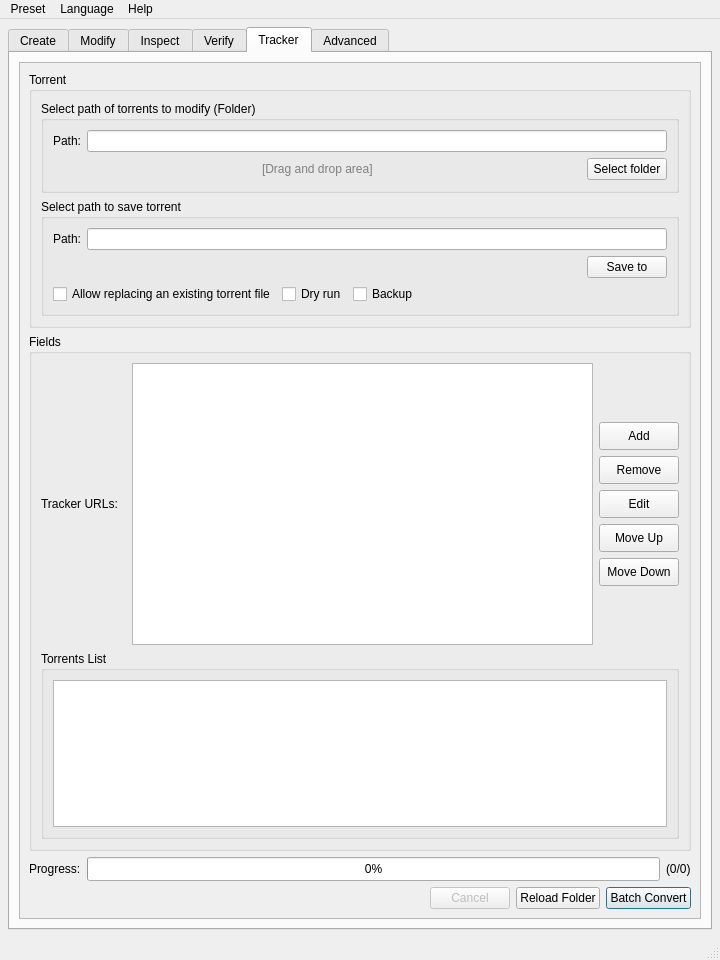
Qt form src/gui/MainWindow.ui (amefs/TorrentCraft) before a commit.
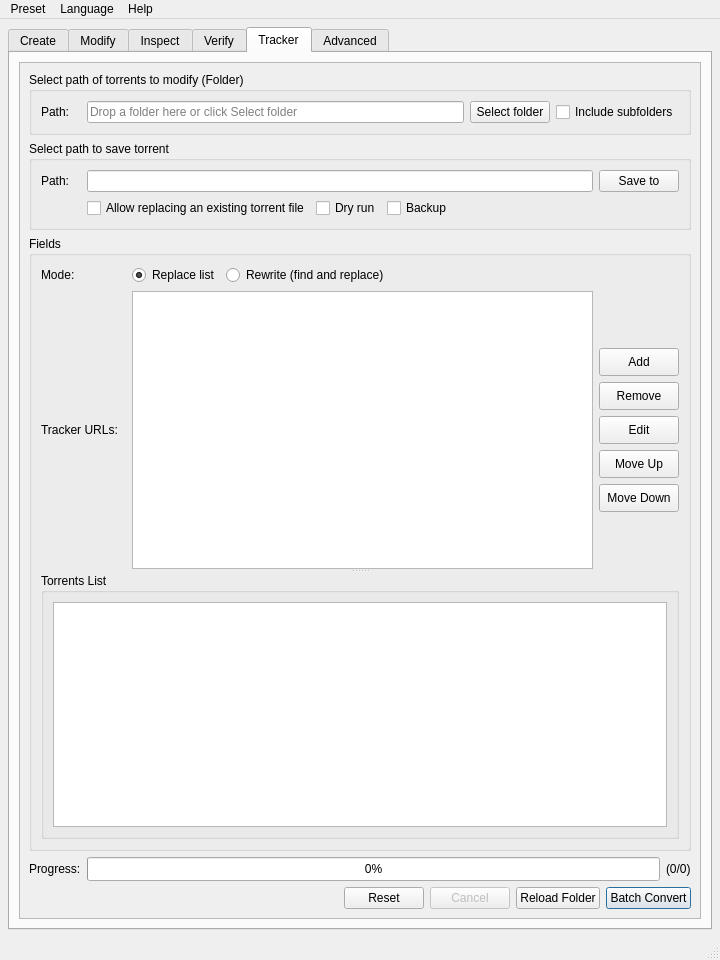
The same form after that commit. The open tabs and pages were chosen to show the change. Icons and pictures are not drawn.

Commit message: feat: port TorrentCraft 1.2.0 to GitHub (#4)

Patch:
```diff
--- a/src/gui/MainWindow.ui
+++ b/src/gui/MainWindow.ui
@@ -649,6 +649,12 @@
                 <property name="sizeHint" stdset="0"><size><width>40</width><height>20</height></size></property>
                </spacer>
               </item>
+              <item>
+               <widget class="QPushButton" name="btnCreateReset">
+                <property name="text"><string>Reset</string></property>
+                <property name="icon"><iconset resource="resources/TorrentCraft.qrc">:/torrentcraft/icons/clear.svg</iconset></property>
+               </widget>
+              </item>
               <item>
                <widget class="QPushButton" name="btnCreateCancel">
                 <property name="text"><string>Cancel</string></property>
@@ -802,7 +808,7 @@
           </widget>
          </item>
           <item><widget class="QGroupBox" name="grpModifyClear"><property name="title"><string>Clear metadata fields</string></property><layout class="QGridLayout" name="gridModifyClear"><item row="0" column="0"><widget class="QCheckBox" name="chkModifyClearComment"><property name="text"><string>Comments</string></property></widget></item><item row="0" column="1"><widget class="QCheckBox" name="chkModifyClearCreator"><property name="text"><string>Created by</string></property></widget></item><item row="0" column="2"><widget class="QCheckBox" name="chkModifyClearSource"><property name="text"><string>Source</string></property></widget></item><item row="1" column="0"><widget class="QCheckBox" name="chkModifyClearDate"><property name="text"><string>Creation date</string></property></widget></item><item row="1" column="1"><widget class="QCheckBox" name="chkModifyClearWebSeeds"><property name="text"><string>Web seeds</string></property></widget></item><item row="1" column="2"><widget class="QCheckBox" name="chkModifyClearDhtNodes"><property name="text"><string>DHT nodes</string></property></widget></item></layout></widget></item>
-         <item><layout class="QHBoxLayout" name="hboxModifyActions"><item><widget class="QCheckBox" name="chkModifyStrict"><property name="text"><string>Reject leniently loaded torrents</string></property></widget></item><item><widget class="QCheckBox" name="chkModifyDryRun"><property name="text"><string>Dry run</string></property></widget></item><item><widget class="QCheckBox" name="chkModifyBackup"><property name="text"><string>Backup</string></property><property name="toolTip"><string>Keep a backup before replacing the output.</string></property></widget></item><item><spacer name="spcModifyActions"><property name="orientation"><enum>Qt::Horizontal</enum></property><property name="sizeHint" stdset="0"><size><width>40</width><height>20</height></size></property></spacer></item><item><widget class="QPushButton" name="btnModifyPreview"><property name="text"><string>Preview changes</string></property><property name="icon"><iconset resource="resources/TorrentCraft.qrc">:/torrentcraft/icons/torrent-modify.svg</iconset></property></widget></item><item><widget class="QPushButton" name="btnModifySave"><property name="text"><string>Save torrent</string></property><property name="icon"><iconset resource="resources/TorrentCraft.qrc">:/torrentcraft/icons/save-torrent.svg</iconset></property><property name="default"><bool>true</bool></property></widget></item></layout></item>
+         <item><layout class="QHBoxLayout" name="hboxModifyActions"><item><widget class="QCheckBox" name="chkModifyStrict"><property name="text"><string>Strict</string></property><property name="toolTip"><string>Reject leniently loaded torrents</string></property></widget></item><item><widget class="QCheckBox" name="chkModifyDryRun"><property name="text"><string>Dry run</string></property></widget></item><item><widget class="QCheckBox" name="chkModifyBackup"><property name="text"><string>Backup</string></property><property name="toolTip"><string>Keep a backup before replacing the output.</string></property></widget></item><item><spacer name="spcModifyActions"><property name="orientation"><enum>Qt::Horizontal</enum></property><property name="sizeHint" stdset="0"><size><width>40</width><height>20</height></size></property></spacer></item><item><widget class="QPushButton" name="btnModifyReset"><property name="text"><string>Reset</string></property><property name="icon"><iconset resource="resources/TorrentCraft.qrc">:/torrentcraft/icons/clear.svg</iconset></property></widget></item><item><widget class="QPushButton" name="btnModifyPreview"><property name="text"><string>Preview changes</string></property><property name="icon"><iconset resource="resources/TorrentCraft.qrc">:/torrentcraft/icons/torrent-modify.svg</iconset></property></widget></item><item><widget class="QPushButton" name="btnModifySave"><property name="text"><string>Save torrent</string></property><property name="icon"><iconset resource="resources/TorrentCraft.qrc">:/torrentcraft/icons/save-torrent.svg</iconset></property><property name="default"><bool>true</bool></property></widget></item></layout></item>
         </layout></widget></widget></item>
        </layout>
       </widget>
@@ -813,7 +819,7 @@
          <item><widget class="QGroupBox" name="grpInspectInput"><property name="minimumSize"><size><width>0</width><height>92</height></size></property><property name="acceptDrops"><bool>true</bool></property><property name="title"><string>Select torrent to inspect</string></property><layout class="QVBoxLayout" name="vboxInspectInput"><item><layout class="QHBoxLayout" name="hboxInspectInputPath"><item><widget class="QLabel" name="lblInspectInputPath"><property name="text"><string>Path:</string></property></widget></item><item><widget class="QLineEdit" name="editInspectTorrentPath"><property name="accessibleName"><string>Torrent file to inspect</string></property></widget></item></layout></item><item><layout class="QHBoxLayout" name="hboxInspectInputActions"><item><spacer name="spcInspectInputLeft"><property name="orientation"><enum>Qt::Horizontal</enum></property><property name="sizeHint" stdset="0"><size><width>40</width><height>20</height></size></property></spacer></item><item><widget class="QLabel" name="lblInspectDropArea"><property name="styleSheet"><string notr="true">color: gray;</string></property><property name="text"><string>[Drag and drop area]</string></property></widget></item><item><spacer name="spcInspectInputRight"><property name="orientation"><enum>Qt::Horizontal</enum></property><property name="sizeHint" stdset="0"><size><width>40</width><height>20</height></size></property></spacer></item><item><widget class="QPushButton" name="btnInspectSelectFile"><property name="sizePolicy"><sizepolicy hsizetype="Fixed" vsizetype="Fixed"><horstretch>0</horstretch><verstretch>0</verstretch></sizepolicy></property><property name="text"><string>Select file</string></property><property name="icon"><iconset resource="resources/TorrentCraft.qrc">:/torrentcraft/icons/open-torrent.svg</iconset></property></widget></item><item><widget class="QPushButton" name="btnInspectLoad"><property name="sizePolicy"><sizepolicy hsizetype="Fixed" vsizetype="Fixed"><horstretch>0</horstretch><verstretch>0</verstretch></sizepolicy></property><property name="text"><string>Inspect</string></property><property name="icon"><iconset resource="resources/TorrentCraft.qrc">:/torrentcraft/icons/torrent-inspect.svg</iconset></property><property name="default"><bool>true</bool></property></widget></item></layout></item></layout></widget></item>
          <item><widget class="QGroupBox" name="grpInspectSummary"><property name="minimumSize"><size><width>0</width><height>220</height></size></property><property name="title"><string>Torrent summary</string></property><layout class="QGridLayout" name="gridInspectSummary"><item row="0" column="0"><widget class="QLabel" name="lblInspectName"><property name="text"><string>Name:</string></property></widget></item><item row="0" column="1"><widget class="QLabel" name="lblInspectNameValue"><property name="text"><string>Not loaded</string></property><property name="wordWrap"><bool>true</bool></property></widget></item><item row="0" column="2"><widget class="QLabel" name="lblInspectFormat"><property name="text"><string>Format:</string></property></widget></item><item row="0" column="3"><widget class="QLabel" name="lblInspectFormatValue"><property name="text"><string>Not loaded</string></property></widget></item><item row="1" column="0"><widget class="QLabel" name="lblInspectPrivate"><property name="text"><string>Private:</string></property></widget></item><item row="1" column="1"><widget class="QLabel" name="lblInspectPrivateValue"><property name="text"><string>Not loaded</string></property></widget></item><item row="1" column="2"><widget class="QLabel" name="lblInspectFileCount"><property name="text"><string>File count:</string></property></widget></item><item row="1" column="3"><widget class="QLabel" name="lblInspectFileCountValue"><property name="text"><string>Not loaded</string></property></widget></item><item row="2" column="0"><widget class="QLabel" name="lblInspectInfoHashV1"><property name="text"><string>Info hash v1:</string></property></widget></item><item row="2" column="1"><widget class="QLabel" name="lblInspectInfoHashV1Value"><property name="text"><string>Not loaded</string></property><property name="wordWrap"><bool>true</bool></property></widget></item><item row="3" column="0"><widget class="QLabel" name="lblInspectInfoHashV2"><property name="text"><string>Info hash v2:</string></property></widget></item><item row="3" column="1"><widget class="QLabel" name="lblInspectInfoHashV2Value"><property name="text"><string>Not loaded</string></property><property name="wordWrap"><bool>true</bool></property></widget></item><item row="4" column="0"><widget class="QLabel" name="lblInspectPieceLength"><property name="text"><string>Piece length:</string></property></widget></item><item row="4" column="1"><widget class="QLabel" name="lblInspectPieceLengthValue"><property name="text"><string>Not loaded</string></property></widget></item><item row="3" column="2"><widget class="QLabel" name="lblInspectPayloadBytes"><property name="text"><string>Payload bytes:</string></property></widget></item><item row="3" column="3"><widget class="QLabel" name="lblInspectPayloadBytesValue"><property name="text"><string>Not loaded</string></property></widget></item><item row="2" column="2"><widget class="QLabel" name="lblInspectCapability"><property name="text"><string>Verification capability:</string></property></widget></item><item row="2" column="3"><widget class="QLabel" name="lblInspectCapabilityValue"><property name="text"><string>Not loaded</string></property><property name="wordWrap"><bool>true</bool></property></widget></item><item row="4" column="2"><widget class="QLabel" name="lblInspectCreatedBy"><property name="text"><string>Created by:</string></property></widget></item><item row="4" column="3"><widget class="QLabel" name="lblInspectCreatedByValue"><property name="text"><string>Not loaded</string></property><property name="wordWrap"><bool>true</bool></property></widget></item></layout></widget></item>
          <item><widget class="QGroupBox" name="grpInspectViews"><property name="minimumSize"><size><width>0</width><height>340</height></size></property><property name="title"><string>Inspection views</string></property><layout class="QVBoxLayout" name="vboxInspectViews"><item><widget class="QTabWidget" name="tabInspectViews"><widget class="QWidget" name="pageInspectFileTree"><attribute name="title"><string>File Tree</string></attribute><layout class="QVBoxLayout" name="vboxInspectFileTree"><item><widget class="QTreeView" name="treeInspectFileTree"><property name="editTriggers"><set>QAbstractItemView::NoEditTriggers</set></property><property name="sortingEnabled"><bool>true</bool></property><property name="accessibleName"><string>Inspected torrent file tree</string></property></widget></item></layout></widget><widget class="QWidget" name="pageInspectTrackers"><attribute name="title"><string>Tracker List</string></attribute><layout class="QVBoxLayout" name="vboxInspectTrackers"><item><widget class="QTableView" name="tblInspectTrackers"><property name="editTriggers"><set>QAbstractItemView::NoEditTriggers</set></property><property name="selectionBehavior"><enum>QAbstractItemView::SelectRows</enum></property><property name="accessibleName"><string>Inspected tracker tiers</string></property></widget></item></layout></widget><widget class="QWidget" name="pageInspectMetadataFields"><attribute name="title"><string>Metadata Fields</string></attribute><layout class="QVBoxLayout" name="vboxInspectMetadataFields"><item><widget class="QTreeWidget" name="treeInspectMetadataFields"><property name="editTriggers"><set>QAbstractItemView::NoEditTriggers</set></property><property name="accessibleName"><string>Inspected metadata fields</string></property></widget></item></layout></widget></widget></item></layout></widget></item>
-         <item><layout class="QHBoxLayout" name="hboxInspectActions"><item><widget class="QCheckBox" name="chkInspectStrict"><property name="text"><string>Reject leniently loaded torrents</string></property></widget></item><item><spacer name="spcInspectActions"><property name="orientation"><enum>Qt::Horizontal</enum></property><property name="sizeHint" stdset="0"><size><width>40</width><height>20</height></size></property></spacer></item><item><widget class="QPushButton" name="btnInspectValidate"><property name="text"><string>Validate</string></property><property name="icon"><iconset resource="resources/TorrentCraft.qrc">:/torrentcraft/icons/torrent-validate.svg</iconset></property></widget></item></layout></item>
+         <item><layout class="QHBoxLayout" name="hboxInspectActions"><item><widget class="QCheckBox" name="chkInspectStrict"><property name="text"><string>Strict</string></property><property name="toolTip"><string>Reject leniently loaded torrents</string></property></widget></item><item><spacer name="spcInspectActions"><property name="orientation"><enum>Qt::Horizontal</enum></property><property name="sizeHint" stdset="0"><size><width>40</width><height>20</height></size></property></spacer></item><item><widget class="QPushButton" name="btnInspectReset"><property name="text"><string>Reset</string></property><property name="icon"><iconset resource="resources/TorrentCraft.qrc">:/torrentcraft/icons/clear.svg</iconset></property></widget></item><item><widget class="QPushButton" name="btnInspectValidate"><property name="text"><string>Validate</string></property><property name="icon"><iconset resource="resources/TorrentCraft.qrc">:/torrentcraft/icons/torrent-validate.svg</iconset></property></widget></item></layout></item>
          <item><widget class="QGroupBox" name="grpInspectDiagnostics"><property name="minimumSize"><size><width>0</width><height>150</height></size></property><property name="title"><string>Diagnostics and warnings</string></property><layout class="QVBoxLayout" name="vboxInspectDiagnostics"><item><widget class="QTreeWidget" name="treeInspectDiagnostics"><property name="editTriggers"><set>QAbstractItemView::NoEditTriggers</set></property><property name="accessibleName"><string>Inspection diagnostics and warnings</string></property><column><property name="text"><string>Type</string></property></column><column><property name="text"><string>Field</string></property></column><column><property name="text"><string>Message</string></property></column></widget></item></layout></widget></item>
         </layout></widget></widget></item>
        </layout>
@@ -856,12 +862,12 @@
               <property name="sizePolicy"><sizepolicy hsizetype="Preferred" vsizetype="Fixed"><horstretch>0</horstretch><verstretch>0</verstretch></sizepolicy></property>
               <property name="minimumSize"><size><width>0</width><height>92</height></size></property>
               <property name="acceptDrops"><bool>true</bool></property>
-              <property name="title"><string>Select content directory to verify</string></property>
+              <property name="title"><string>Select content to verify</string></property>
               <layout class="QVBoxLayout" name="vboxVerifyContent">
                <item>
                 <layout class="QHBoxLayout" name="hboxVerifyContentPath">
                  <item><widget class="QLabel" name="lblVerifyContentPath"><property name="text"><string>Path:</string></property></widget></item>
-                 <item><widget class="QLineEdit" name="editVerifyContentPath"><property name="accessibleName"><string>Content directory to verify</string></property></widget></item>
+                 <item><widget class="QLineEdit" name="editVerifyContentPath"><property name="accessibleName"><string>Content to verify</string></property></widget></item>
                 </layout>
                </item>
                <item>
@@ -869,6 +875,7 @@
                  <item><spacer name="spcVerifyContentLeft"><property name="orientation"><enum>Qt::Horizontal</enum></property><property name="sizeHint" stdset="0"><size><width>40</width><height>20</height></size></property></spacer></item>
                  <item><widget class="QLabel" name="lblVerifyContentDropArea"><property name="styleSheet"><string notr="true">color: gray;</string></property><property name="text"><string>[Drag and drop area]</string></property></widget></item>
                  <item><spacer name="spcVerifyContentRight"><property name="orientation"><enum>Qt::Horizontal</enum></property><property name="sizeHint" stdset="0"><size><width>40</width><height>20</height></size></property></spacer></item>
+                 <item><widget class="QPushButton" name="btnVerifySelectContentFile"><property name="sizePolicy"><sizepolicy hsizetype="Fixed" vsizetype="Fixed"><horstretch>0</horstretch><verstretch>0</verstretch></sizepolicy></property><property name="toolTip"><string>Select the single content file for a single-file torrent.</string></property><property name="text"><string>Select file</string></property><property name="icon"><iconset resource="resources/TorrentCraft.qrc">:/torrentcraft/icons/file.svg</iconset></property></widget></item>
                  <item><widget class="QPushButton" name="btnVerifySelectFolder"><property name="sizePolicy"><sizepolicy hsizetype="Fixed" vsizetype="Fixed"><horstretch>0</horstretch><verstretch>0</verstretch></sizepolicy></property><property name="text"><string>Select folder</string></property><property name="icon"><iconset resource="resources/TorrentCraft.qrc">:/torrentcraft/icons/open-folder.svg</iconset></property></widget></item>
                 </layout>
                </item>
@@ -897,6 +904,7 @@
          <item>
           <layout class="QHBoxLayout" name="hboxVerifyActions">
            <item><spacer name="spcVerifyActions"><property name="orientation"><enum>Qt::Horizontal</enum></property><property name="sizeHint" stdset="0"><size><width>40</width><height>20</height></size></property></spacer></item>
+           <item><widget class="QPushButton" name="btnVerifyReset"><property name="text"><string>Reset</string></property><property name="icon"><iconset resource="resources/TorrentCraft.qrc">:/torrentcraft/icons/clear.svg</iconset></property></widget></item>
            <item><widget class="QPushButton" name="btnVerifyCancel"><property name="text"><string>Cancel</string></property><property name="icon"><iconset resource="resources/TorrentCraft.qrc">:/torrentcraft/icons/status-cancelled.svg</iconset></property><property name="enabled"><bool>false</bool></property></widget></item>
            <item><widget class="QPushButton" name="btnVerifyStart"><property name="text"><string>Verify content</string></property><property name="icon"><iconset resource="resources/TorrentCraft.qrc">:/torrentcraft/icons/torrent-verify.svg</iconset></property><property name="default"><bool>true</bool></property></widget></item>
           </layout>
@@ -909,53 +917,27 @@
        <layout class="QVBoxLayout" name="vboxTrackerTab">
         <item><widget class="QScrollArea" name="scrollTracker"><property name="widgetResizable"><bool>true</bool></property><widget class="QWidget" name="pageTrackerScroll"><property name="geometry"><rect><x>0</x><y>0</y><width>820</width><height>900</height></rect></property><layout class="QVBoxLayout" name="vboxTracker">
          <item>
-          <widget class="QGroupBox" name="grpTrackerFile">
-           <property name="sizePolicy"><sizepolicy hsizetype="Preferred" vsizetype="Fixed"><horstretch>0</horstretch><verstretch>0</verstretch></sizepolicy></property>
-           <property name="title"><string>Torrent</string></property>
-           <layout class="QVBoxLayout" name="vboxTrackerFile">
-            <item>
              <widget class="QGroupBox" name="grpTrackerInput">
               <property name="sizePolicy"><sizepolicy hsizetype="Preferred" vsizetype="Fixed"><horstretch>0</horstretch><verstretch>0</verstretch></sizepolicy></property>
-              <property name="minimumSize"><size><width>0</width><height>92</height></size></property>
               <property name="acceptDrops"><bool>true</bool></property>
               <property name="title"><string>Select path of torrents to modify (Folder)</string></property>
-              <layout class="QVBoxLayout" name="vboxTrackerInput">
-               <item>
                 <layout class="QHBoxLayout" name="hboxTrackerInputPath">
-                 <item><widget class="QLabel" name="lblTrackerInputPath"><property name="text"><string>Path:</string></property></widget></item>
-                 <item><widget class="QLineEdit" name="editTrackerSourcePath"><property name="accessibleName"><string>Folder containing torrents to modify</string></property></widget></item>
-                </layout>
-               </item>
-               <item>
-                <layout class="QHBoxLayout" name="hboxTrackerInputButtons">
-                 <item><spacer name="spcTrackerInputLeft"><property name="orientation"><enum>Qt::Horizontal</enum></property><property name="sizeHint" stdset="0"><size><width>40</width><height>20</height></size></property></spacer></item>
-                 <item><widget class="QLabel" name="lblTrackerDropArea"><property name="styleSheet"><string notr="true">color: gray;</string></property><property name="text"><string>[Drag and drop area]</string></property></widget></item>
-                 <item><spacer name="spcTrackerInputRight"><property name="orientation"><enum>Qt::Horizontal</enum></property><property name="sizeHint" stdset="0"><size><width>40</width><height>20</height></size></property></spacer></item>
+            <item><widget class="QLabel" name="lblTrackerInputPath"><property name="minimumSize"><size><width>40</width><height>0</height></size></property><property name="text"><string>Path:</string></property></widget></item>
+            <item><widget class="QLineEdit" name="editTrackerSourcePath"><property name="accessibleName"><string>Folder containing torrents to modify</string></property><property name="placeholderText"><string>Drop a folder here or click Select folder</string></property></widget></item>
                  <item><widget class="QPushButton" name="btnTrackerSelectFolder"><property name="sizePolicy"><sizepolicy hsizetype="Fixed" vsizetype="Fixed"><horstretch>0</horstretch><verstretch>0</verstretch></sizepolicy></property><property name="text"><string>Select folder</string></property><property name="icon"><iconset resource="resources/TorrentCraft.qrc">:/torrentcraft/icons/open-folder.svg</iconset></property></widget></item>
-                </layout>
-               </item>
+            <item><widget class="QCheckBox" name="chkTrackerRecursive"><property name="text"><string>Include subfolders</string></property><property name="toolTip"><string>Also list torrents in subfolders; output folders mirror the subfolder layout</string></property></widget></item>
               </layout>
              </widget>
             </item>
             <item>
              <widget class="QGroupBox" name="grpTrackerOutput">
               <property name="sizePolicy"><sizepolicy hsizetype="Preferred" vsizetype="Fixed"><horstretch>0</horstretch><verstretch>0</verstretch></sizepolicy></property>
-              <property name="minimumSize"><size><width>0</width><height>92</height></size></property>
               <property name="title"><string>Select path to save torrent</string></property>
-              <layout class="QVBoxLayout" name="vboxTrackerOutput">
-               <item>
-                <layout class="QHBoxLayout" name="hboxTrackerOutputPath">
-                 <item><widget class="QLabel" name="lblTrackerOutputPath"><property name="text"><string>Path:</string></property></widget></item>
-                 <item><widget class="QLineEdit" name="editTrackerOutputPath"><property name="accessibleName"><string>Batch output directory for modified torrents</string></property></widget></item>
-                </layout>
-               </item>
-               <item>
-                <layout class="QHBoxLayout" name="hboxTrackerOutputButtons">
-                 <item><spacer name="spcTrackerOutputLeft"><property name="orientation"><enum>Qt::Horizontal</enum></property><property name="sizeHint" stdset="0"><size><width>40</width><height>20</height></size></property></spacer></item>
-                 <item><widget class="QPushButton" name="btnTrackerSaveTo"><property name="sizePolicy"><sizepolicy hsizetype="Fixed" vsizetype="Fixed"><horstretch>0</horstretch><verstretch>0</verstretch></sizepolicy></property><property name="text"><string>Save to</string></property><property name="icon"><iconset resource="resources/TorrentCraft.qrc">:/torrentcraft/icons/save-torrent.svg</iconset></property></widget></item>
-                </layout>
-               </item>
-               <item>
+           <layout class="QGridLayout" name="gridTrackerOutput">
+            <item row="0" column="0"><widget class="QLabel" name="lblTrackerOutputPath"><property name="minimumSize"><size><width>40</width><height>0</height></size></property><property name="text"><string>Path:</string></property></widget></item>
+            <item row="0" column="1"><widget class="QLineEdit" name="editTrackerOutputPath"><property name="accessibleName"><string>Batch output directory for modified torrents</string></property></widget></item>
+            <item row="0" column="2"><widget class="QPushButton" name="btnTrackerSaveTo"><property name="sizePolicy"><sizepolicy hsizetype="Fixed" vsizetype="Fixed"><horstretch>0</horstretch><verstretch>0</verstretch></sizepolicy></property><property name="text"><string>Save to</string></property><property name="icon"><iconset resource="resources/TorrentCraft.qrc">:/torrentcraft/icons/save-torrent.svg</iconset></property></widget></item>
+            <item row="1" column="1" colspan="2">
                 <layout class="QHBoxLayout" name="hboxTrackerOutputOverwrite">
                  <item><widget class="QCheckBox" name="chkTrackerOverwrite"><property name="text"><string>Allow replacing an existing torrent file</string></property></widget></item><item><widget class="QCheckBox" name="chkTrackerDryRun"><property name="text"><string>Dry run</string></property></widget></item><item><widget class="QCheckBox" name="chkTrackerBackup"><property name="text"><string>Backup</string></property></widget></item>
                  <item><spacer name="spcTrackerOutputOverwrite"><property name="orientation"><enum>Qt::Horizontal</enum></property><property name="sizeHint" stdset="0"><size><width>40</width><height>20</height></size></property></spacer></item>
@@ -964,15 +946,26 @@
               </layout>
              </widget>
             </item>
-           </layout>
-          </widget>
-         </item>
          <item>
           <widget class="QGroupBox" name="grpTrackerFields">
            <property name="sizePolicy"><sizepolicy hsizetype="Preferred" vsizetype="Expanding"><horstretch>0</horstretch><verstretch>1</verstretch></sizepolicy></property>
-           <property name="minimumSize"><size><width>0</width><height>390</height></size></property>
            <property name="title"><string>Fields</string></property>
-           <layout class="QVBoxLayout" name="vboxTrackerFields" stretch="3,2">
+           <layout class="QVBoxLayout" name="vboxTrackerFields" stretch="0,1">
+            <item>
+             <layout class="QHBoxLayout" name="hboxTrackerMode">
+              <item><widget class="QLabel" name="lblTrackerMode"><property name="minimumSize"><size><width>85</width><height>0</height></size></property><property name="text"><string>Mode:</string></property></widget></item>
+              <item><widget class="QRadioButton" name="radTrackerReplace"><property name="text"><string>Replace list</string></property><property name="checked"><bool>true</bool></property><property name="toolTip"><string>Replace every torrent's tracker list with the list below</string></property></widget></item>
+              <item><widget class="QRadioButton" name="radTrackerRewrite"><property name="text"><string>Rewrite (find and replace)</string></property><property name="toolTip"><string>Find and replace text in each torrent's own tracker URLs, keeping passkeys</string></property></widget></item>
+              <item><spacer name="spcTrackerMode"><property name="orientation"><enum>Qt::Horizontal</enum></property><property name="sizeHint" stdset="0"><size><width>40</width><height>20</height></size></property></spacer></item>
+             </layout>
+            </item>
+            <item>
+             <widget class="QSplitter" name="splitTrackerFields"><property name="orientation"><enum>Qt::Vertical</enum></property><property name="childrenCollapsible"><bool>false</bool></property>
+             <widget class="QStackedWidget" name="stackTrackerMode">
+              <property name="currentIndex"><number>0</number></property>
+              <widget class="QWidget" name="pageTrackerReplace">
+               <layout class="QVBoxLayout" name="vboxTrackerReplacePage">
+                <property name="leftMargin"><number>0</number></property><property name="topMargin"><number>0</number></property><property name="rightMargin"><number>0</number></property><property name="bottomMargin"><number>0</number></property>
             <item>
              <layout class="QHBoxLayout" name="hboxTrackerTiers" stretch="0,0,0">
               <item><widget class="QLabel" name="lblTrackerTiers"><property name="minimumSize"><size><width>85</width><height>0</height></size></property><property name="text"><string>Tracker URLs:</string></property></widget></item>
@@ -990,13 +983,20 @@
               </item>
              </layout>
             </item>
-            <item>
+               </layout>
+              </widget>
+              <widget class="QWidget" name="pageTrackerRewrite">
+               <layout class="QVBoxLayout" name="vboxTrackerRewritePage">
+                <property name="leftMargin"><number>0</number></property><property name="topMargin"><number>0</number></property><property name="rightMargin"><number>0</number></property><property name="bottomMargin"><number>0</number></property>
+               </layout>
+              </widget>
+             </widget>
              <widget class="QGroupBox" name="grpTrackerTorrents">
               <property name="title"><string>Torrents List</string></property>
               <layout class="QVBoxLayout" name="vboxTrackerTorrents">
                <item>
                 <widget class="QTableView" name="tblTrackerTorrents">
-                 <property name="minimumSize"><size><width>0</width><height>132</height></size></property>
+                 <property name="minimumSize"><size><width>0</width><height>100</height></size></property>
                  <property name="accessibleName"><string>Torrents to batch modify</string></property>
                  <property name="editTriggers"><set>QAbstractItemView::NoEditTriggers</set></property>
                  <property name="selectionBehavior"><enum>QAbstractItemView::SelectRows</enum></property>
@@ -1004,6 +1004,7 @@
                </item>
               </layout>
              </widget>
+             </widget>
             </item>
            </layout>
           </widget>
@@ -1018,6 +1019,7 @@
          <item>
           <layout class="QHBoxLayout" name="hboxTrackerActions">
            <item><spacer name="spcTrackerActions"><property name="orientation"><enum>Qt::Horizontal</enum></property><property name="sizeHint" stdset="0"><size><width>40</width><height>20</height></size></property></spacer></item>
+           <item><widget class="QPushButton" name="btnTrackerReset"><property name="text"><string>Reset</string></property><property name="icon"><iconset resource="resources/TorrentCraft.qrc">:/torrentcraft/icons/clear.svg</iconset></property></widget></item>
            <item><widget class="QPushButton" name="btnTrackerCancel"><property name="text"><string>Cancel</string></property><property name="icon"><iconset resource="resources/TorrentCraft.qrc">:/torrentcraft/icons/status-cancelled.svg</iconset></property><property name="enabled"><bool>false</bool></property></widget></item>
            <item><widget class="QPushButton" name="btnTrackerReloadFolder"><property name="text"><string>Reload Folder</string></property><property name="icon"><iconset resource="resources/TorrentCraft.qrc">:/torrentcraft/icons/refresh.svg</iconset></property></widget></item>
            <item><widget class="QPushButton" name="btnTrackerBatchConvert"><property name="text"><string>Batch Convert</string></property><property name="icon"><iconset resource="resources/TorrentCraft.qrc">:/torrentcraft/icons/batch-convert.svg</iconset></property><property name="default"><bool>true</bool></property></widget></item>
```
Lines whose indentation alone changed are shown as unchanged. The commit also changes 128 other files.
